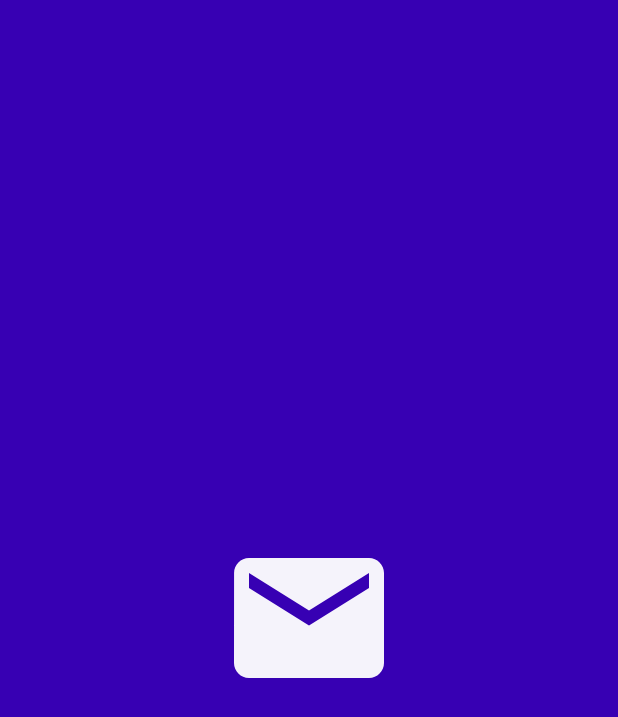
After one commit to Deepak5310/dservices, an Android app built with Jetpack Compose: the AnimatedSplashScreen screen opened through its navigation route, on a phone screen of 412 x 824 dp. The commit adds this screen. Shown: the top 717 px of the screen. Run offline under Robolectric (Android 15) with nearby library versions, the phone set to English and light mode, and no system bars.

Commit message:
splash: animated splash screen
Signed-off-by: Deepak5310 <37282143+Deepak5310@users.noreply.github.com>

```diff
--- a/app/build.gradle
+++ b/app/build.gradle
@@ -57,6 +57,7 @@ dependencies {
     implementation "androidx.compose.ui:ui-tooling-preview:$compose_version"
     implementation 'androidx.lifecycle:lifecycle-runtime-ktx:2.4.0'
     implementation 'androidx.activity:activity-compose:1.4.0'
+    implementation("androidx.navigation:navigation-compose:2.4.0-rc01")
     testImplementation 'junit:junit:4.13.2'
     androidTestImplementation 'androidx.test.ext:junit:1.1.3'
     androidTestImplementation 'androidx.test.espresso:espresso-core:3.4.0'
--- /dev/null
+++ b/app/src/main/java/com/deedeveloper/store/AnimatedSplashScreen.kt
@@ -0,0 +1,74 @@
+package com.deedeveloper.store
+
+import android.content.res.Configuration.UI_MODE_NIGHT_YES
+import androidx.compose.animation.core.animateFloatAsState
+import androidx.compose.animation.core.tween
+import androidx.compose.foundation.background
+import androidx.compose.foundation.isSystemInDarkTheme
+import androidx.compose.foundation.layout.Box
+import androidx.compose.foundation.layout.fillMaxSize
+import androidx.compose.foundation.layout.size
+import androidx.compose.material.Icon
+import androidx.compose.material.icons.Icons
+import androidx.compose.material.icons.filled.Email
+import androidx.compose.runtime.*
+import androidx.compose.ui.Alignment
+import androidx.compose.ui.Modifier
+import androidx.compose.ui.draw.alpha
+import androidx.compose.ui.graphics.Color
+import androidx.compose.ui.tooling.preview.Preview
+import androidx.compose.ui.unit.dp
+import androidx.navigation.NavHostController
+import com.deedeveloper.store.navigation.Screen
+import com.deedeveloper.store.ui.theme.Purple700
+import kotlinx.coroutines.delay
+
+@Composable
+fun AnimatedSplashScreen(navController: NavHostController) {
+    var startAnimation by remember { mutableStateOf(false) }
+    val alphaAnim = animateFloatAsState(
+        targetValue = if (startAnimation) 1f else 0f,
+        animationSpec = tween(
+            durationMillis = 3000
+        )
+    )
+
+    LaunchedEffect(key1 = true) {
+        startAnimation = true
+        delay(4000)
+        navController.popBackStack()
+        navController.navigate(Screen.Home.route)
+    }
+    Splash(alpha = alphaAnim.value)
+}
+
+@Composable
+fun Splash(alpha: Float) {
+    Box(
+        modifier = Modifier
+            .background(if (isSystemInDarkTheme()) Color.Black else Purple700)
+            .fillMaxSize(),
+        contentAlignment = Alignment.Center
+    ) {
+        Icon(
+            modifier = Modifier
+                .size(120.dp)
+                .alpha(alpha = alpha),
+            imageVector = Icons.Default.Email,
+            contentDescription = "Logo Icon",
+            tint = Color.White
+        )
+    }
+}
+
+@Composable
+@Preview
+fun SplashScreenPreview() {
+    Splash(alpha = 1f)
+}
+
+@Composable
+@Preview(uiMode = UI_MODE_NIGHT_YES)
+fun SplashScreenDarkPreview() {
+    Splash(alpha = 1f)
+}
--- /dev/null
+++ b/app/src/main/java/com/deedeveloper/store/navigation/NavGraph.kt
@@ -0,0 +1,25 @@
+package com.deedeveloper.store.navigation
+
+import androidx.compose.foundation.layout.Box
+import androidx.compose.foundation.layout.fillMaxSize
+import androidx.compose.runtime.Composable
+import androidx.compose.ui.Modifier
+import androidx.navigation.NavHostController
+import androidx.navigation.compose.NavHost
+import androidx.navigation.compose.composable
+import com.deedeveloper.store.AnimatedSplashScreen
+
+@Composable
+fun SetupNavGraph(navController: NavHostController) {
+    NavHost(
+        navController = navController,
+        startDestination = Screen.Splash.route
+    ) {
+        composable(route = Screen.Splash.route) {
+            AnimatedSplashScreen(navController = navController)
+        }
+        composable(route = Screen.Home.route) {
+            Box(modifier = Modifier.fillMaxSize())
+        }
+    }
+}
--- /dev/null
+++ b/app/src/main/java/com/deedeveloper/store/navigation/Screen.kt
@@ -0,0 +1,6 @@
+package com.deedeveloper.store.navigation
+
+sealed class Screen(val route: String) {
+    object Splash : Screen("splash_screen")
+    object Home : Screen("home_screen")
+}
```
Also changed, not shown: app/src/main/java/com/deedeveloper/store/MainActivity.kt (+4 -22 lines).
